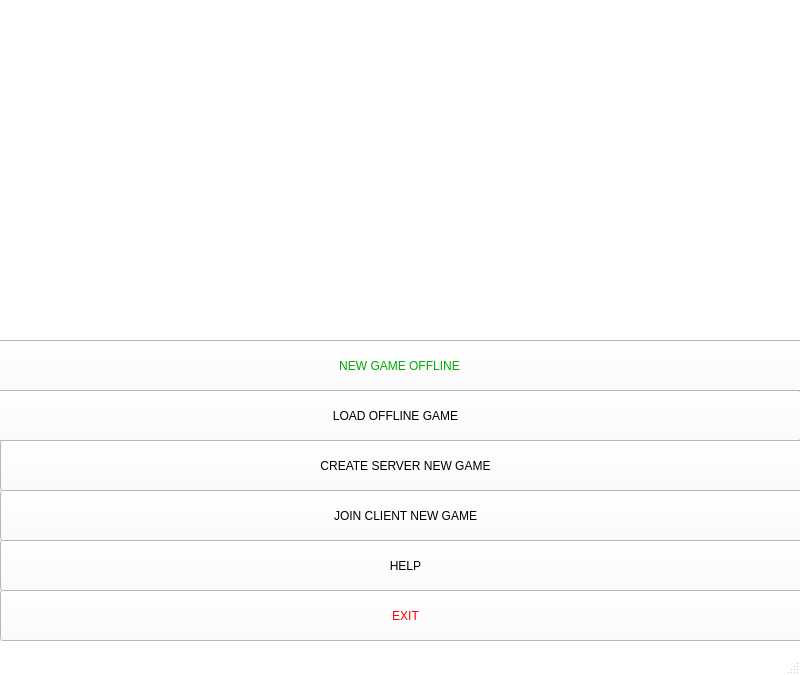
This is View/mainview.ui in pfjoaomarcos/G7TrucoGame as Qt 5 draws it before an edit. The edited form follows.
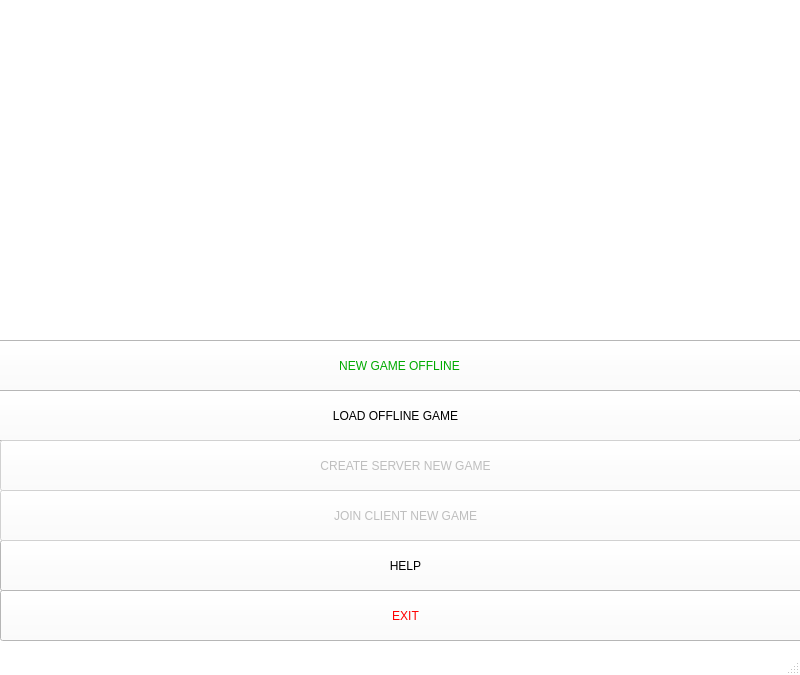
This is the edited form. Icons and pictures are not drawn.

What changed in the file:
```diff
--- a/View/mainview.ui
+++ b/View/mainview.ui
@@ -165,6 +165,9 @@
     </property>
    </widget>
    <widget class="QPushButton" name="pushButton_5">
+    <property name="enabled">
+     <bool>false</bool>
+    </property>
     <property name="geometry">
      <rect>
       <x>0</x>
@@ -182,6 +185,9 @@
     </property>
    </widget>
    <widget class="QPushButton" name="pushButton_6">
+    <property name="enabled">
+     <bool>false</bool>
+    </property>
     <property name="geometry">
      <rect>
       <x>0</x>
```
Left out of the diff: 2 changed lines with no effect on the pictures.
